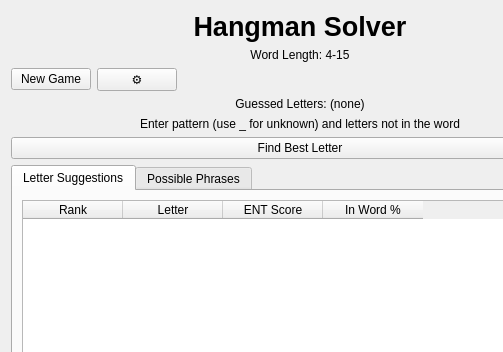
satsinush/word-games, file src/gui/HangmanWidget.ui: the form before one commit; both pictures show x 0 to 503 and y 0 to 352 of the 600 by 550 pixel window.
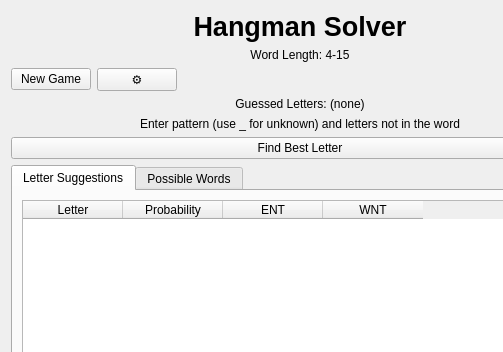
The form after the commit.

Patch:
```diff
--- a/src/gui/HangmanWidget.ui
+++ b/src/gui/HangmanWidget.ui
@@ -129,11 +129,6 @@
          <attribute name="horizontalHeaderStretchLastSection">
           <bool>false</bool>
          </attribute>
-         <column>
-          <property name="text">
-           <string>Rank</string>
-          </property>
-         </column>
          <column>
           <property name="text">
            <string>Letter</string>
@@ -141,12 +136,17 @@
          </column>
          <column>
           <property name="text">
-           <string>ENT Score</string>
+           <string>Probability</string>
           </property>
          </column>
          <column>
           <property name="text">
-           <string>In Word %</string>
+           <string>ENT</string>
+          </property>
+         </column>
+         <column>
+          <property name="text">
+           <string>WNT</string>
           </property>
          </column>
         </widget>
@@ -155,7 +155,7 @@
      </widget>
      <widget class="QWidget" name="possibleWordsTab">
       <attribute name="title">
-       <string>Possible Phrases</string>
+       <string>Possible Words</string>
       </attribute>
       <layout class="QVBoxLayout" name="possibleWordsTabLayout">
        <item>
```
